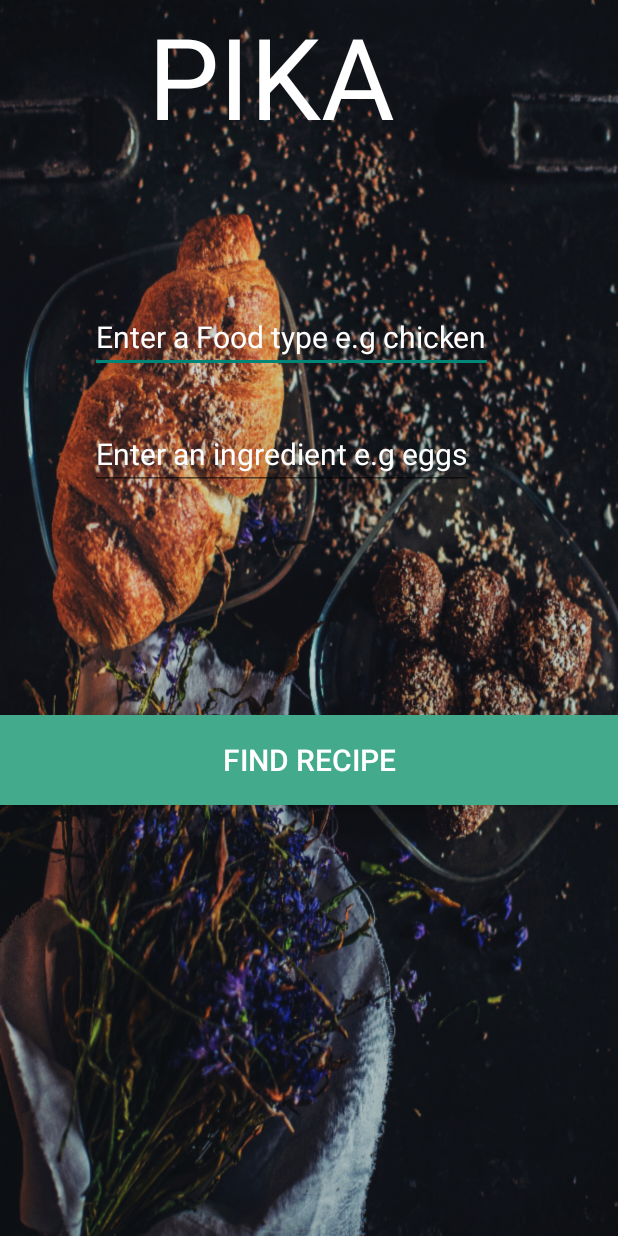
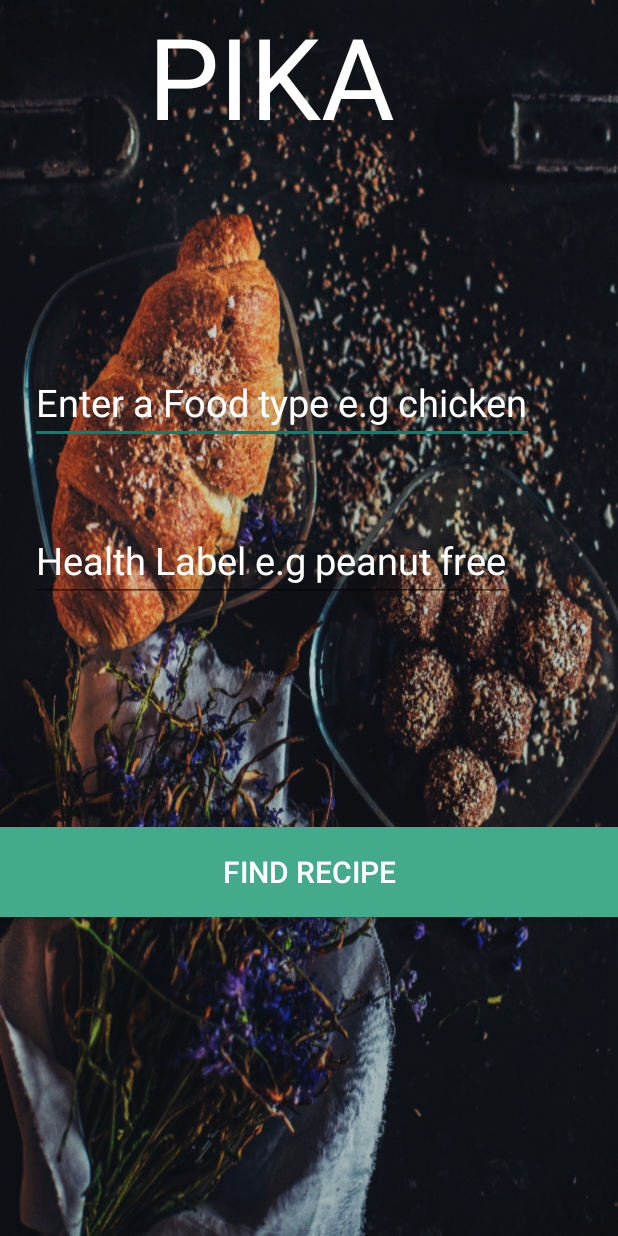
Before and after one commit to Yonkokilasi/Pika2.0, an Android app: the screen it shows after launch (MainActivity), on a phone screen of 412 x 824 dp. Run offline under Robolectric (Android 15) with nearby library versions, the phone set to English and light mode, and no system bars; our stand-ins replace ButterKnife, Firebase (no records; nobody signed in at launch, a user with empty details on screens opened directly).

Commit message:
Integrated fire base . changed ingredients to health label as ingredient is not a parameter so inputted data goes to firebase

```diff
--- a/app/src/main/java/com/example/josephinemenge/pika/Constants.java
+++ b/app/src/main/java/com/example/josephinemenge/pika/Constants.java
@@ -4,11 +4,13 @@ package com.example.josephinemenge.pika;
  * Created by Josephine Menge on 02/06/2017.
  */
 
-public class Constants {
+public final class Constants {
     public static final String APP_ID = BuildConfig.APP_ID;
     public static final String APPLICATION_KEY = BuildConfig.APPLICATION_KEY;
     public static final String BASE_URL = "https://api.edamam.com/search?recipe";
     public static final String  QUERY_PARAMETER = "q";
-    public static final String INGREDIENT_QUERY_PARAMETER = "Ingredient";
+    public static final String HEALTH_QUERY_PARAMETER = "Ingredient";
     public static final String PREFERENCES_FOOD_TYPE = "foodType";
+    public static final  String FIREBASE_CHILD_SEARCHED_RECIPE = "searchedRecipe";
+    public static final String FIREBASE_CHILD_SEARCHED_HEALTH = "searchedHealth";
 }
--- a/app/src/main/java/com/example/josephinemenge/pika/MainActivity.java
+++ b/app/src/main/java/com/example/josephinemenge/pika/MainActivity.java
@@ -14,23 +14,26 @@ import android.widget.EditText;
 import android.widget.Toast;
 
 import com.example.josephinemenge.pika.ui.RecipeListActivity;
+import com.google.firebase.database.DatabaseReference;
+import com.google.firebase.database.FirebaseDatabase;
 
 import butterknife.Bind;
 import butterknife.ButterKnife;
 
 public class MainActivity extends AppCompatActivity implements View.OnClickListener {
-    private SharedPreferences mSharedPreferences;
-    private SharedPreferences.Editor mEditor;
+//    private SharedPreferences mSharedPreferences;
+//    private SharedPreferences.Editor mEditor;
+    private DatabaseReference mSearchedRecipeReference;
+    private DatabaseReference mSearchedHealthReference;
+
+
     @Bind(R.id.FRecipeButton)
     Button mFRecipeButton;
-    @Bind(R.id.ingredients)
-    EditText mIngredients;
     @Bind(R.id.fType)
     EditText mfType;
-//    @Bind(R.id.health)
-//    EditText mHealth;
-//    @Bind(R.id.healthLabel)
-//    EditText mHealthLabel;
+    @Bind(R.id.health)
+    EditText mHealth;
+
 
     @Override
     protected void onCreate(Bundle savedInstanceState) {
@@ -39,30 +42,39 @@ public class MainActivity extends AppCompatActivity implements View.OnClickListe
         ButterKnife.bind(this);
         mFRecipeButton.setOnClickListener(this);
         Log.d("Find recipe clicked", "Main activity");
-        mSharedPreferences = PreferenceManager.getDefaultSharedPreferences(this);
-        mEditor = mSharedPreferences.edit();
+//        mSharedPreferences = PreferenceManager.getDefaultSharedPreferences(this);
+//        mEditor = mSharedPreferences.edit();
+        mSearchedRecipeReference = FirebaseDatabase.getInstance().getReference()
+                .child(Constants.FIREBASE_CHILD_SEARCHED_RECIPE);
+        mSearchedHealthReference = FirebaseDatabase.getInstance().getReference()
+                .child(Constants.FIREBASE_CHILD_SEARCHED_HEALTH);
     }
 
     @Override
     public void onClick(View v) {
         if (v == mFRecipeButton) {
-            String ingredients = mIngredients.getText().toString();
-            String foodType = mfType.getText().toString();addToSharedPreferences(foodType);
-            if (!(foodType).equals("")){
-                addToSharedPreferences(foodType);
-            }
-//            String Health = mHealth.getText().toString();
-//            String HealthLabel = mHealthLabel.getText().toString();
+            String health = mHealth.getText().toString();
+            String foodType = mfType.getText().toString();
+//            if (!(foodType).equals("")){
+//                addToSharedPreferences(foodType);
+//            }
+            String Health = mHealth.getText().toString();
             Toast.makeText(MainActivity.this, "Finding Recipe", Toast.LENGTH_SHORT).show();
             Intent intent = new Intent(MainActivity.this, RecipeListActivity.class);
-            intent.putExtra("ingredients", ingredients);
             intent.putExtra("foodType", foodType);
-//            intent.putExtra("Health", Health);
-//            intent.putExtra("healthLabel", HealthLabel);
+            intent.putExtra("Health", Health);
+            saveRecipeToFireBase(foodType);
+            saveHealthToFireBase(health);
             startActivity(intent);
         }
     }
-    private void addToSharedPreferences(String foodType) {
-        mEditor.putString(Constants.PREFERENCES_FOOD_TYPE,foodType).apply();
+    private void saveRecipeToFireBase(String foodType) {
+        mSearchedRecipeReference.push().setValue(foodType);
     }
+    private void saveHealthToFireBase(String Health) {
+        mSearchedHealthReference.push().setValue(Health);
+    }
+//    private void addToSharedPreferences(String foodType) {
+//        mEditor.putString(Constants.PREFERENCES_FOOD_TYPE,foodType).apply();
+//    }
 }
--- a/app/src/main/java/com/example/josephinemenge/pika/RecipeDetailFragment.java
+++ b/app/src/main/java/com/example/josephinemenge/pika/RecipeDetailFragment.java
@@ -51,8 +51,8 @@ public class RecipeDetailFragment extends Fragment implements View.OnClickListen
         ButterKnife.bind(this,view);
         Picasso.with(view.getContext()).load(mRecipe.getImageUrl()).into(mImageLabel);
         mNameLabel.setText(mRecipe.getLabel());
-        mSourceLabel.setText("Source :"+mRecipe.getSource());
-        mYieldLabel.setText("Serves "+(mRecipe.getYield()));
+        mSourceLabel.setText("Sourced from : " + mRecipe.getSource());
+        mYieldLabel.setText("Yield "+(mRecipe.getYield()));
         mIngredientsLabel.setText("Requires "+android.text.TextUtils.join(",", mRecipe.getIngredientLines()));
         mWebsiteLabel.setOnClickListener(this);
         return  view;
--- a/app/src/main/java/com/example/josephinemenge/pika/service/EdmamService.java
+++ b/app/src/main/java/com/example/josephinemenge/pika/service/EdmamService.java
@@ -23,13 +23,13 @@ import okhttp3.Response;
  */
 
 public class EdmamService {
-    public static void findRecipes(String fType ,String ingredients,Callback callback) {
+    public static void findRecipes(String fType ,String health,Callback callback) {
        OkHttpClient client = new OkHttpClient.Builder().build();
         HttpUrl.Builder urlBuilder = HttpUrl.parse(Constants.BASE_URL).newBuilder();
         urlBuilder.addQueryParameter(Constants.QUERY_PARAMETER,fType);
-        urlBuilder.addQueryParameter(Constants.INGREDIENT_QUERY_PARAMETER,ingredients);
+        urlBuilder.addQueryParameter(Constants.HEALTH_QUERY_PARAMETER,health);
         urlBuilder.addQueryParameter("from","0");
-        urlBuilder.addQueryParameter("to","15");
+        urlBuilder.addQueryParameter("to","30");
         String url = urlBuilder.build().toString();
         Request request = new Request.Builder().url(url).build();
         Call call = client.newCall(request);
--- a/app/src/main/res/layout/activity_main.xml
+++ b/app/src/main/res/layout/activity_main.xml
@@ -30,49 +30,28 @@
         <EditText
             android:id="@+id/fType"
             android:layout_width="wrap_content"
-            android:layout_marginTop="60dp"
-            android:layout_marginLeft="60dp"
+            android:layout_marginTop="100dp"
+            android:layout_marginLeft="20dp"
             android:layout_height="wrap_content"
             android:hint="Enter a Food type e.g chicken"
             android:textColorHint="@color/white"
             android:textColor="@color/white"
-            android:textSize="20sp"
+            android:textSize="25sp"
             />
+
+
         <EditText
-        android:layout_width="wrap_content"
-        android:layout_height="wrap_content"
-        android:layout_marginLeft="60dp"
-            android:layout_marginTop="30dp"
-        android:hint="Enter an ingredient e.g eggs"
-        android:id="@+id/ingredients"
+            android:id="@+id/health"
+            android:layout_width="wrap_content"
+            android:layout_marginTop="50dp"
+            android:layout_marginLeft="20dp"
+            android:layout_height="wrap_content"
+            android:hint="Health Label e.g peanut free"
             android:textColorHint="@color/white"
             android:textColor="@color/white"
-            android:textSize="20sp"
-        />
+            android:textSize="25sp"
+            />
 
-
-        <!--<EditText-->
-            <!--android:id="@+id/health"-->
-            <!--android:layout_width="wrap_content"-->
-            <!--android:layout_marginTop="30dp"-->
-            <!--android:layout_marginLeft="60dp"-->
-            <!--android:layout_height="wrap_content"-->
-            <!--android:hint="Health type e.g peanut free"-->
-            <!--android:textColorHint="@color/white"-->
-            <!--android:textColor="@color/white"-->
-            <!--android:textSize="20sp"-->
-            <!--/>-->
-        <!--<EditText-->
-            <!--android:id="@+id/healthLabel"-->
-            <!--android:layout_width="wrap_content"-->
-            <!--android:layout_marginTop="30dp"-->
-            <!--android:layout_marginLeft="60dp"-->
-            <!--android:layout_height="wrap_content"-->
-            <!--android:hint="Enter a label e.g vegetarian"-->
-            <!--android:textColorHint="#fff"-->
-            <!--android:textColor="@color/white"-->
-            <!--android:textSize="20sp"-->
-            <!--/>-->
 
         <Button
             android:id="@+id/FRecipeButton"
--- a/build.gradle
+++ b/build.gradle
@@ -6,7 +6,7 @@ buildscript {
     }
     dependencies {
         classpath 'com.android.tools.build:gradle:2.3.2'
-
+        classpath 'com.google.gms:google-services:3.1.0'
         // NOTE: Do not place your application dependencies here; they belong
         // in the individual module build.gradle files
     }
```
Also changed, not shown: app/build.gradle (+16 -1 lines), 2 other files.
